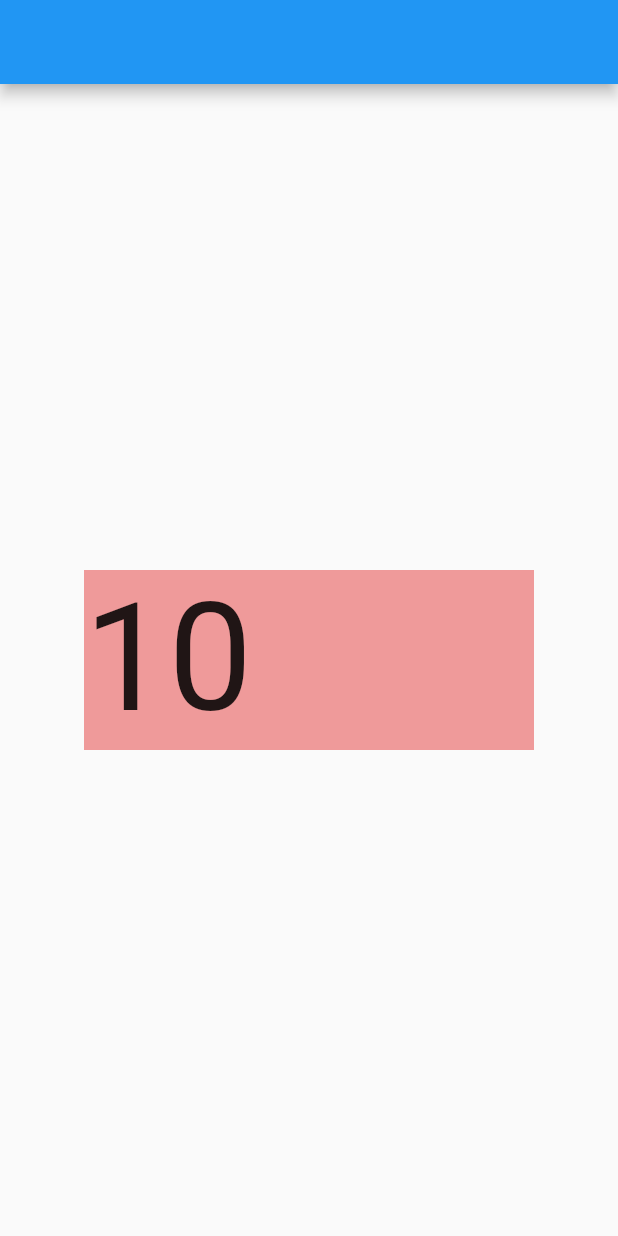
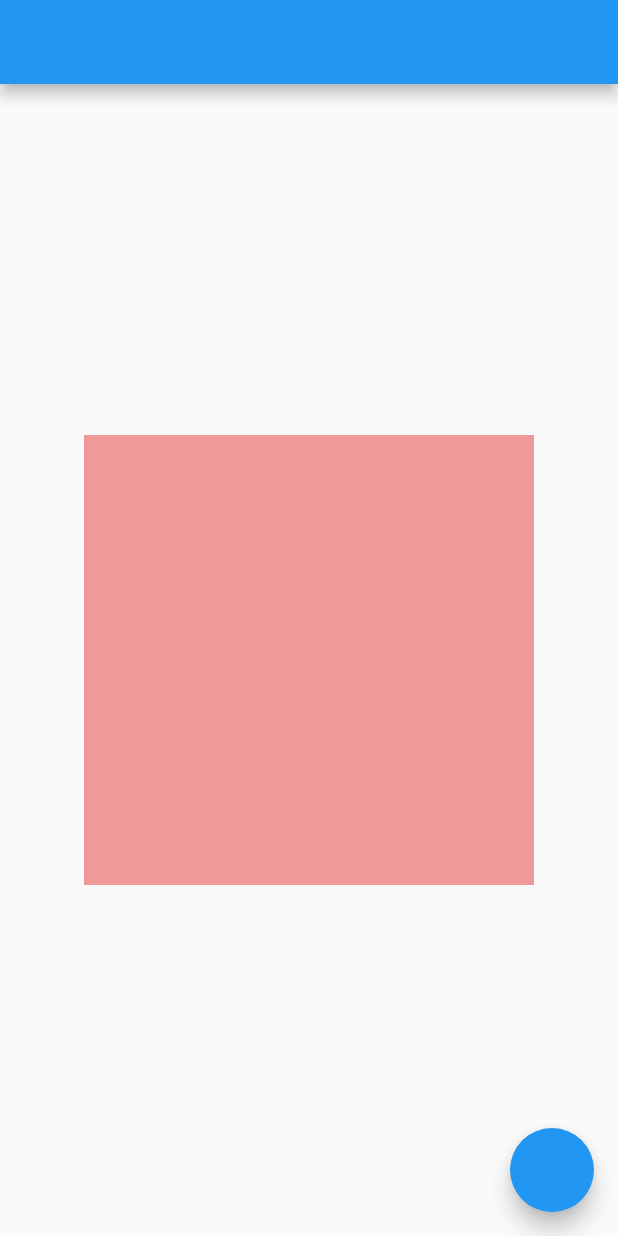
Before and after one commit to hideaki10/flutter_demo, a Flutter app: the screen it shows after launch, on a phone screen of 412 x 824 dp. Run offline on Flutter 3.47's test engine with Material 2 defaults, Android fonts, the phone set to English and light mode, and no system bars.

Commit message:
animated

```diff
--- a/lib/01_animate/05/count_animate.dart
+++ b/lib/01_animate/05/count_animate.dart
@@ -1,4 +1,6 @@
 import 'package:flutter/material.dart';
+
+import 'animated_counter.dart';
 
 class CountAnimate extends StatefulWidget {
   @override
@@ -6,6 +8,12 @@ class CountAnimate extends StatefulWidget {
 }
 
 class _TestAnimateContainerState extends State<CountAnimate> {
+  int _count = 0;
+
+  void increament() {
+    _count++;
+  }
+
   @override
   Widget build(BuildContext context) {
     return Scaffold(
@@ -15,40 +23,18 @@ class _TestAnimateContainerState extends State<CountAnimate> {
           width: 300,
           height: 120,
           color: Colors.red[200],
-          child: TweenAnimationBuilder(
-            builder: (BuildContext context, dynamic value, Widget child) {
-              print(value);
-              final whole = value ~/ 1;
-              final decimal = value - whole;
-              return Stack(
-                children: [
-                  Positioned(
-                    top: -100 * decimal, // 0 -> -100
-                    child: Opacity(
-                      opacity: 1 - decimal, // 1 -> 0
-                      child: Text(
-                        '$whole',
-                        style: TextStyle(fontSize: 100),
-                      ),
-                    ),
-                  ),
-                  Positioned(
-                    top: 100 - (100 * decimal), // 100  -> 0
-                    child: Opacity(
-                      opacity: decimal, // 0 -> 1
-                      child: Text(
-                        '${whole + 1}',
-                        style: TextStyle(fontSize: 100),
-                      ),
-                    ),
-                  ),
-                ],
-              );
-            },
+          child: AnimateCounter(
+            value: _count,
             duration: Duration(seconds: 1),
-            tween: Tween(begin: 7.0, end: 10.0),
           ),
         ),
+      ),
+      floatingActionButton: FloatingActionButton(
+        onPressed: () {
+          setState(() {
+            increament();
+          });
+        },
       ),
     );
   }
--- /dev/null
+++ b/lib/01_animate/07/animated_controller.dart
@@ -0,0 +1,65 @@
+import 'package:flutter/material.dart';
+
+class AnimatedController extends StatefulWidget {
+  @override
+  _TestAnimateContainerState createState() => _TestAnimateContainerState();
+}
+
+class _TestAnimateContainerState extends State<AnimatedController>
+    with SingleTickerProviderStateMixin {
+  //显示动画 的 controller
+  AnimationController animationController;
+
+  bool _isLoading = false;
+
+  @override
+  void initState() {
+    animationController = AnimationController(
+        duration: Duration(seconds: 1),
+        //自己手写动画
+        //显示动画
+        //vsync 垂直同步
+        //tweenのbegin
+        lowerBound: 1.0,
+
+        //tweenのend
+        upperBound: 4.0,
+        vsync: this);
+    animationController.addListener(() {
+      print(animationController.value);
+    });
+    super.initState();
+  }
+
+  @override
+  void dispose() {
+    animationController.dispose();
+    super.dispose();
+  }
+
+  @override
+  Widget build(BuildContext context) {
+    return Scaffold(
+      appBar: AppBar(),
+      body: Center(
+        //显示动画多以transition结尾
+        //RotationTransition
+        //FadeTransition
+
+        child: ScaleTransition(
+          scale: animationController,
+          child: Container(
+            width: 300,
+            height: 300,
+            color: Colors.red[200],
+          ),
+        ),
+      ),
+      floatingActionButton: FloatingActionButton(
+        onPressed: () {
+          animationController.repeat(reverse: true);
+        },
+      ),
+    );
+  }
+}
--- a/lib/main.dart
+++ b/lib/main.dart
@@ -3,6 +3,8 @@ import '01_animate/02/animate_switch.dart';
 import '01_animate/03/animate_curves.dart';
 import '01_animate/04/tween_animation_builder.dart';
 import '01_animate/05/count_animate.dart';
+import '01_animate/06/show_animated.dart';
+import '01_animate/07/animated_controller.dart';
 import '07_buildcontext/build_contex.dart';
 import 'exercise/06/exercise.dart';
 
@@ -20,7 +22,7 @@ class MyApp extends StatelessWidget {
         // is not restarted.
         primarySwatch: Colors.blue,
       ),
-      home: CountAnimate(),
+      home: AnimatedController(),
     );
   }
 }
```
Also changed, not shown: lib/01_animate/05/animated_counter.dart (added, +47 -0 lines), lib/01_animate/06/show_animated.dart (added, +58 -0 lines).
